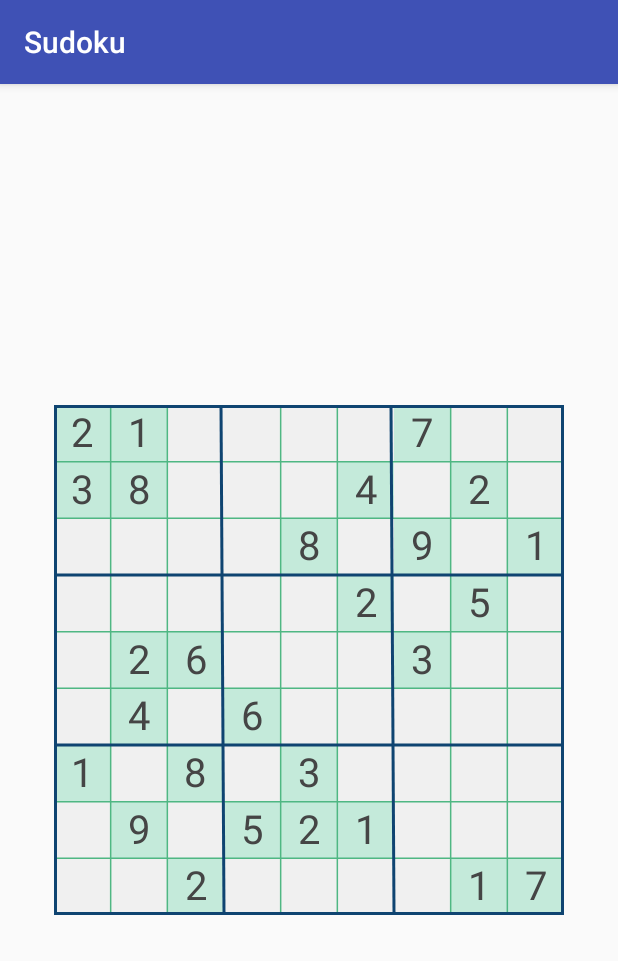
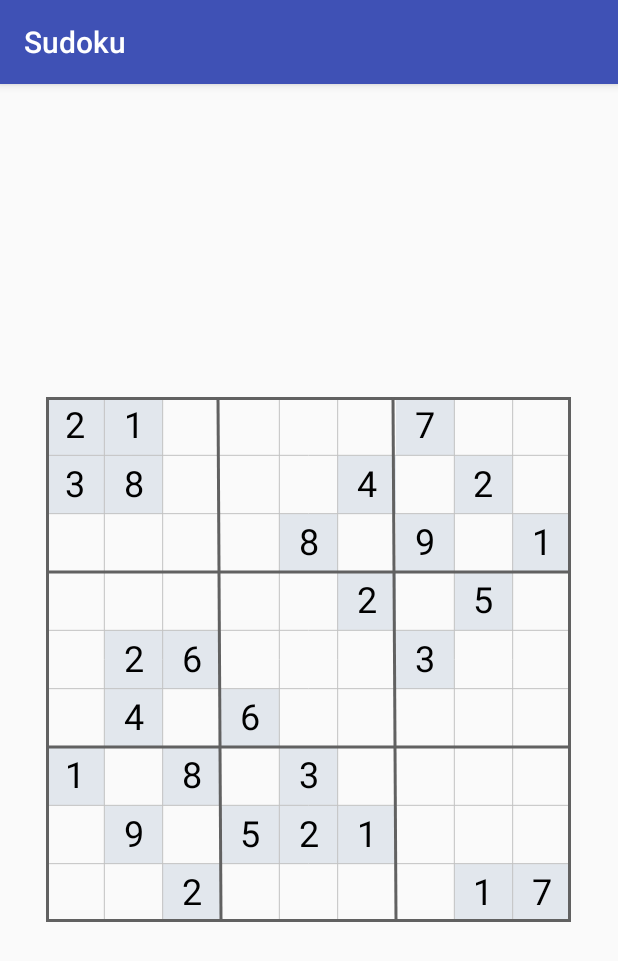
Before and after one commit to handezhao/Sudoku, an Android app: the SudokuActivity screen opened directly, with no data from a screen before it, on a phone screen of 412 x 824 dp. Shown: the top 961 px of the screen. Run offline under Robolectric (Android 15) with nearby library versions, the phone set to English and light mode, and no system bars.

Commit message:
formate some code style

```diff
--- a/app/src/main/java/sudo/hdz/com/sudoku/widget/SudokuView.java
+++ b/app/src/main/java/sudo/hdz/com/sudoku/widget/SudokuView.java
@@ -3,7 +3,6 @@ package sudo.hdz.com.sudoku.widget;
 import android.content.Context;
 import android.content.res.TypedArray;
 import android.graphics.Canvas;
-import android.graphics.Color;
 import android.graphics.Paint;
 import android.support.annotation.Nullable;
 import android.util.AttributeSet;
@@ -51,6 +50,11 @@ public class SudokuView extends View {
      * 小方格的边长
      */
     private float sideLength;
+
+    private int fillColor = 0xD7FBE8;
+
+    private float numberSize = 60.0f;
+    private int numberColor = 0x000;
 
 
     private Paint outlinePaint;
@@ -111,6 +115,9 @@ public class SudokuView extends View {
         outlineColor = typedArray.getColor(R.styleable.SudokuView_outline_color, 0xfff);
         inlineWidth = typedArray.getDimension(R.styleable.SudokuView_inline_width, 20.0f);
         inlineColor = typedArray.getColor(R.styleable.SudokuView_inline_color, 0xfff);
+        fillColor = typedArray.getColor(R.styleable.SudokuView_fill_color, 0xD7FBE8);
+        numberSize = typedArray.getDimension(R.styleable.SudokuView_number_size, 50);
+        numberColor = typedArray.getColor(R.styleable.SudokuView_number_color, 0x000);
         typedArray.recycle();
     }
 
@@ -129,14 +136,14 @@ public class SudokuView extends View {
 
         textPaint = new Paint();
         textPaint.setAntiAlias(true);
-        textPaint.setColor(Color.parseColor("#454545"));
-        textPaint.setTextSize(40);
+        textPaint.setColor(numberColor);
+        textPaint.setTextSize(numberSize);
         textMetrics = textPaint.getFontMetrics();
 
         fillPaint = new Paint();
         fillPaint.setStyle(Paint.Style.FILL);
         fillPaint.setAntiAlias(true);
-        fillPaint.setColor(Color.parseColor("#C4EADA"));
+        fillPaint.setColor(fillColor);
     }
 
 
--- a/app/src/main/res/layout/activity_sudoku.xml
+++ b/app/src/main/res/layout/activity_sudoku.xml
@@ -8,14 +8,16 @@
 
     <sudo.hdz.com.sudoku.widget.SudokuView
         android:id="@+id/sudoku_view"
-        android:layout_width="340dp"
+        android:layout_width="350dp"
         android:layout_height="600dp"
-        android:background="#f0f0f0"
+        android:clickable="true"
         android:focusable="true"
-        android:clickable="true"
-        app:inline_color="#4FB783"
-        app:inline_width="1dp"
-        app:outline_color="#0F4471"
+        app:fill_color="@color/fill_color"
+        app:inline_color="@color/inline_color"
+        app:inline_width="1px"
+        app:number_color="@color/black"
+        app:number_size="@dimen/number_size"
+        app:outline_color="@color/outline_color"
         app:outline_width="2dp" />
 
 </RelativeLayout>
--- a/app/src/main/res/values/colors.xml
+++ b/app/src/main/res/values/colors.xml
@@ -8,4 +8,10 @@
     <color name="color_default_pressed">#409D9B</color>
     <color name="transparent">#00ffffff</color>
     <color name="white">#ffffff</color>
+
+    <color name="black">#000</color>
+
+    <color name="outline_color">#616161</color>
+    <color name="inline_color">#c2c2c2</color>
+    <color name="fill_color">#e2e7ed</color>
 </resources>
--- /dev/null
+++ b/app/src/main/res/values/dimens.xml
@@ -0,0 +1,4 @@
+<?xml version="1.0" encoding="utf-8"?>
+<resources>
+    <dimen name="number_size">24sp</dimen>
+</resources>
```
Also changed, not shown: app/src/main/java/sudo/hdz/com/sudoku/widget/NumberPicker.java (+10 -4 lines), app/src/main/res/layout/dialog_number_pick.xml (+7 -4 lines), app/src/main/res/values/attrs.xml (+17 -6 lines).
